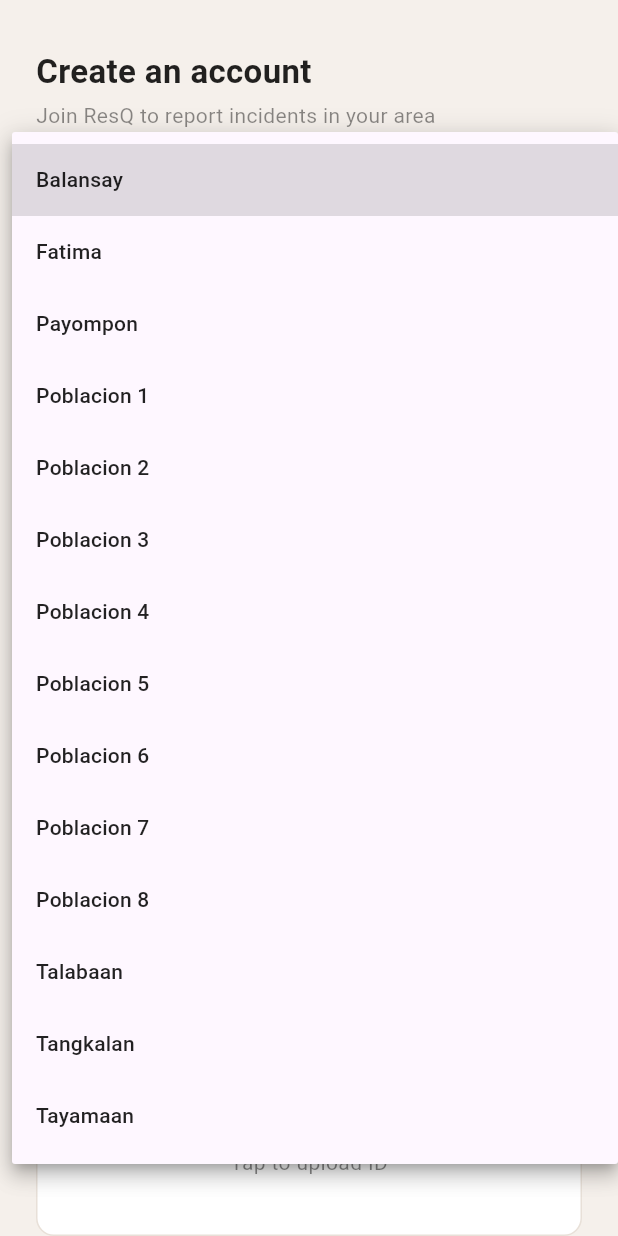
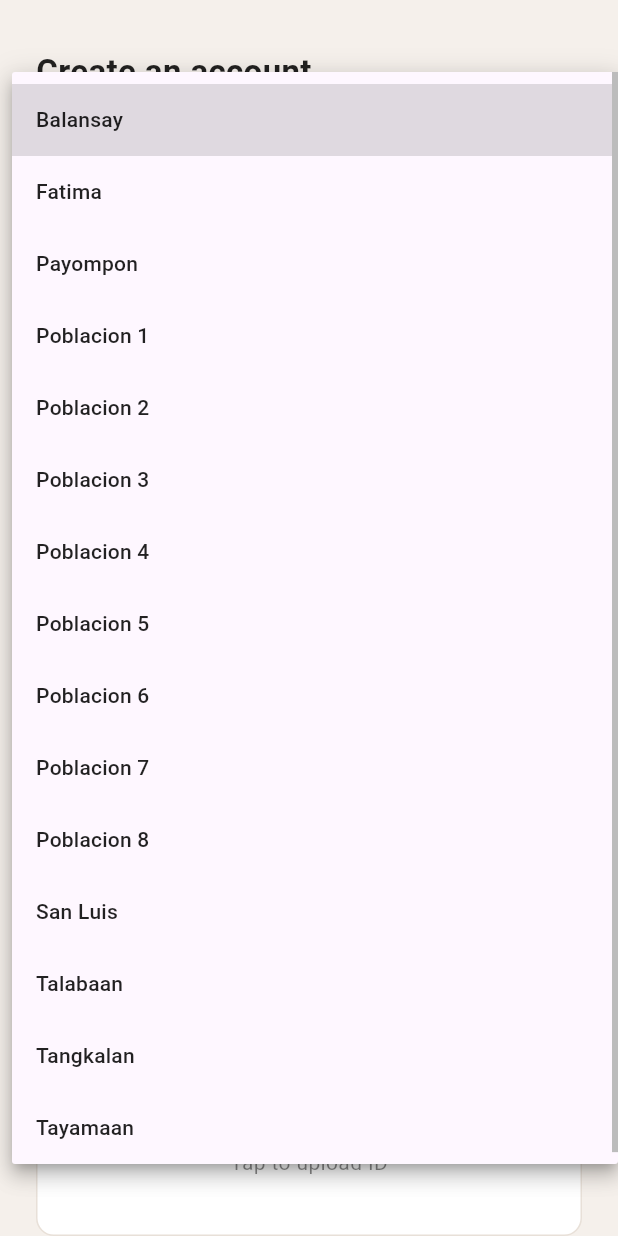
Before and after one commit to joshuaapostol24/application_ui_resq, a Flutter app: the _SignUpForm widget shown alone on an empty page, opened directly with empty values, after a tap on "Select your barangay", on a phone screen of 412 x 824 dp. Run offline on Flutter 3.47's test engine with Material 3 defaults, Android fonts, the phone set to English and light mode, and no system bars; our stand-ins replace firebase_core, firebase_messaging, flutter_dotenv, flutter_local_notifications, flutter_map, geocoding and 5 more; accounts and stored records are empty; network calls fail.

Commit message:
Added San Luis from the barangay dropdown

```diff
--- a/lib/screens/profile_screen.dart
+++ b/lib/screens/profile_screen.dart
@@ -499,6 +499,7 @@ class _SignUpFormState extends State<_SignUpForm> {
     'Poblacion 6',
     'Poblacion 7',
     'Poblacion 8',
+    'San Luis',
     'Talabaan',
     'Tangkalan',
     'Tayamaan',
```
